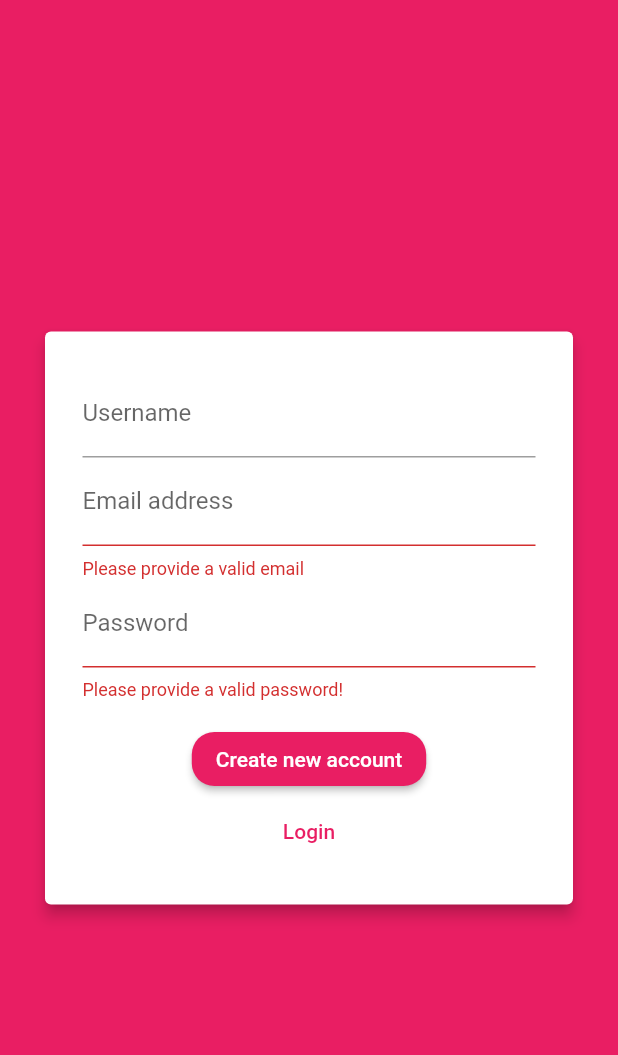
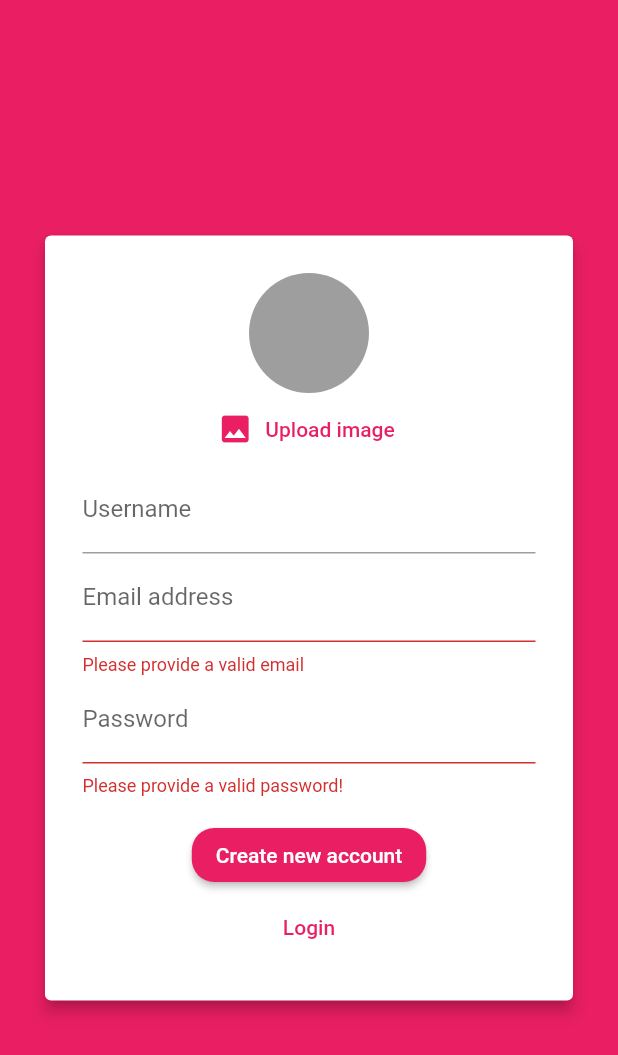
Before and after one commit to DavMrc/Flutter-chatapp, a Flutter app: the screen it shows after launch, after a tap on "Login", after a tap on "Create new account", on a phone screen of 412 x 824 dp. Shown: the top 1055 px of the screen. Run offline on Flutter 3.47's test engine with Material 2 defaults, Android fonts, the phone set to English and light mode, and no system bars; our stand-ins replace cloud_firestore, firebase_auth, firebase_storage, image_picker; accounts and stored records are empty.

Commit message:
added image upload
+ image gets stored, users get a reference to the image's url
+ added image_picker and firebase_storage dependency
+ added dummy drawer

```diff
--- a/lib/main.dart
+++ b/lib/main.dart
@@ -28,7 +28,6 @@ class MyApp extends StatelessWidget {
         ),
       ),
       routes: {
-        // '/': (_) => SAuth(),
         '/': (_) => StreamBuilder(
           stream: FirebaseAuth.instance.onAuthStateChanged,
           builder: (_, snapshot){
@@ -36,7 +35,6 @@ class MyApp extends StatelessWidget {
             else return SAuth();
           },
         ),
-        SChat.routeName: (_) => SChat(),
       },
     );
   }
--- a/lib/widgets/WAuthForm.dart
+++ b/lib/widgets/WAuthForm.dart
@@ -1,4 +1,7 @@
+import 'dart:io';
 import "package:flutter/material.dart";
+
+import './WAuthImagePicker.dart';
 
 
 class WAuthForm extends StatefulWidget {
@@ -6,6 +9,7 @@ class WAuthForm extends StatefulWidget {
     String username,
     String email,
     String password,
+    File imageFile,
     bool isLogin,
     BuildContext ctx
   }) submitAuthForm;
@@ -23,6 +27,7 @@ class _WAuthFormState extends State<WAuthForm> {
   String _username = "";
   String _email = "";
   String _password = "";
+  File _userImage;
 
   String _validate(String value, String type){
     if(type == "email"){
@@ -44,7 +49,17 @@ class _WAuthFormState extends State<WAuthForm> {
   }
 
   void _submit(){
-    if(this._formKey.currentState.validate()){
+    if(this._userImage == null && !this._isLogin){
+      Scaffold.of(context).showSnackBar(SnackBar(
+        backgroundColor: Colors.grey,
+        content: Text("You need to upload an image to submit the form!"),
+      ));
+
+      return;
+    }
+
+    bool formIsValid = this._formKey.currentState.validate();
+    if(formIsValid){
       this._formKey.currentState.save();
 
       FocusScope.of(context).unfocus();  // hides the softkey
@@ -53,10 +68,16 @@ class _WAuthFormState extends State<WAuthForm> {
         username: this._username.trim(),
         email: this._email.trim(),
         password: this._password.trim(),
+        imageFile: this._userImage,
         isLogin: this._isLogin,
         ctx: context,
+
       );
     }
+  }
+
+  void _pickedImage(File image){
+    this._userImage = image;
   }
 
   @override
@@ -66,6 +87,9 @@ class _WAuthFormState extends State<WAuthForm> {
       child: Column(
         mainAxisSize: MainAxisSize.min,  // takes as much space as strictly needed
         children: [
+          if(!this._isLogin)
+          WAuthImagePicker(this._pickedImage),
+
           if(!this._isLogin)
           TextFormField(
             key: ValueKey('username'),
--- /dev/null
+++ b/lib/widgets/WAuthImagePicker.dart
@@ -0,0 +1,66 @@
+import 'dart:io';
+import 'package:flutter/material.dart';
+import 'package:flutter/services.dart';
+import 'package:image_picker/image_picker.dart';
+
+
+class WAuthImagePicker extends StatefulWidget {
+  final Function _submitImage;
+
+  WAuthImagePicker(this._submitImage);
+
+  @override
+  _WAuthImagePickerState createState() => _WAuthImagePickerState();
+}
+
+class _WAuthImagePickerState extends State<WAuthImagePicker> {
+  File _pickedImage;
+
+  void _pickImage() async {
+    try{
+      final image = await ImagePicker.pickImage(source: ImageSource.gallery);
+
+      setState(() {
+        this._pickedImage = image;
+      });
+
+      this.widget._submitImage(this._pickedImage);
+    }
+    on PlatformException catch(error){
+      if(error.code.toLowerCase() == "photo_access_denied"){
+        showDialog(
+          context: context,
+          builder: (_) => AlertDialog(
+            title: Text("Warning!"),
+            content: Text("You need to grant permission to the storage in order to upload an image!"),
+            actions: [
+              FlatButton(child: Text("Okay"), onPressed: () => Navigator.of(context).pop(),)
+            ],
+          )
+        );
+      }
+    }
+  }
+
+  @override
+  Widget build(BuildContext context) {
+    return Column(
+      children: [
+        CircleAvatar(
+          radius: 40,
+          backgroundImage: this._pickedImage != null
+            ? FileImage(this._pickedImage)
+            : null,
+          backgroundColor: Colors.grey,
+        ),
+
+        FlatButton.icon(
+          textColor: Theme.of(context).primaryColor,
+          onPressed: this._pickImage,
+          icon: Icon(Icons.photo),
+          label: Text("Upload image"),
+        ),
+      ],
+    );
+  }
+}
--- a/lib/widgets/WMessageBubble.dart
+++ b/lib/widgets/WMessageBubble.dart
@@ -38,7 +38,7 @@ class WMessageBubble extends StatelessWidget {
                 decoration: BoxDecoration(
                   border: Border(bottom: BorderSide(
                     color: userStyle.usernameColor,
-                    width: 1.5, // Underline width
+                    width: 0.8, // Underline width
                   ))
                 ),
 
--- a/lib/widgets/WMessages.dart
+++ b/lib/widgets/WMessages.dart
@@ -11,7 +11,7 @@ class WMessages extends StatelessWidget {
     if(snapshot.connectionState == ConnectionState.waiting){
       return Center(child: CircularProgressIndicator(),);
     }
-    else{
+    else if(snapshot.connectionState == ConnectionState.done){
       return ListView.builder(
         reverse: true,
         itemCount: msgs.length,
--- a/pubspec.yaml
+++ b/pubspec.yaml
@@ -23,7 +23,9 @@ environment:
 dependencies:
   flutter:
     sdk: flutter
+  image_picker: ^0.6.6+1
   flutter_launcher_icons: ^0.7.5
+  firebase_storage: ^3.1.5
   cloud_firestore: ^0.13.5
   firebase_auth: ^0.16.0
 
```
Also changed, not shown: lib/screens/SAuth.dart (+15 -28 lines), lib/widgets/WDrawer.dart (added, +28 -0 lines), pubspec.lock, 1 other file.
